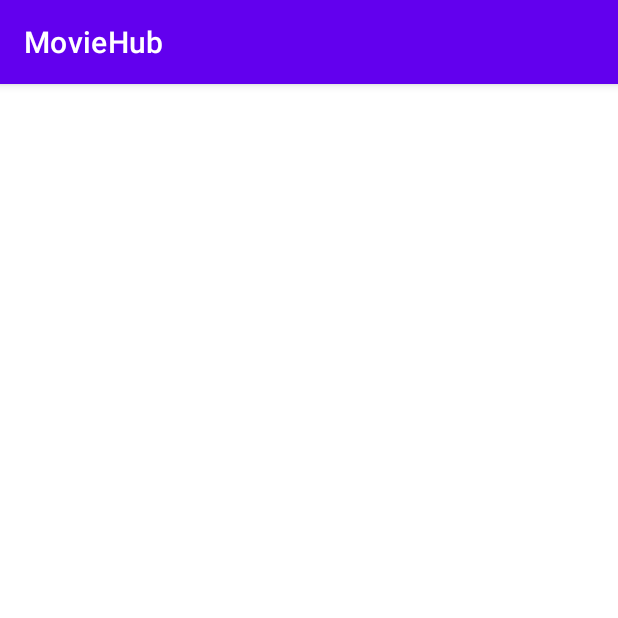
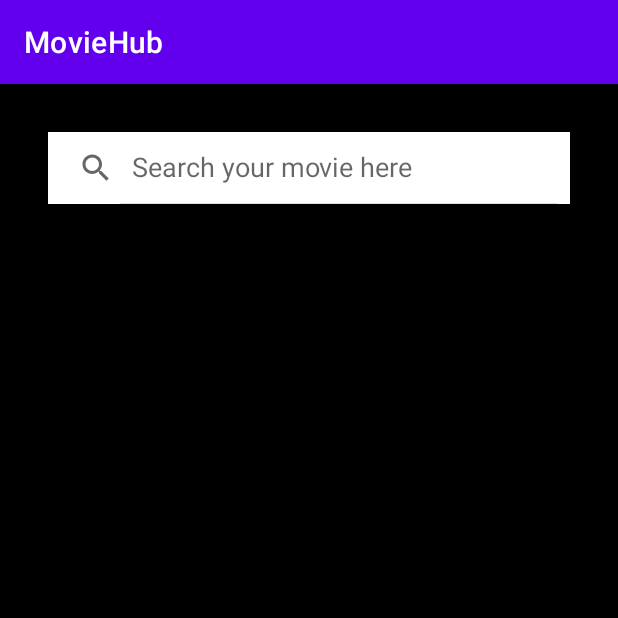
Before and after one commit to AlirezaGoshayesh/MovieHub, an Android app: the screen it shows after launch (MainActivity), on a phone screen of 412 x 824 dp, the top half of it. Run offline under Robolectric (Android 15) with nearby library versions, the phone set to English and light mode, and no system bars; our stand-ins replace Dagger/Hilt's generated code, data binding, paging; network calls fail; pictures from the network do not load.

```diff
--- a/app/src/main/java/com/test/moviehub/component/activities/MainActivity.kt
+++ b/app/src/main/java/com/test/moviehub/component/activities/MainActivity.kt
@@ -1,45 +1,16 @@
 package com.test.moviehub.component.activities
 
+import android.os.Bundle
 import androidx.appcompat.app.AppCompatActivity
-import android.os.Bundle
-import android.util.Log
-import androidx.activity.viewModels
-import androidx.lifecycle.Observer
-import androidx.lifecycle.lifecycleScope
-import androidx.recyclerview.widget.LinearLayoutManager
 import com.test.moviehub.R
-import com.test.moviehub.component.adapters.SearchResultsAdapter
-import com.test.moviehub.component.viewModels.SearchMoviesVM
-import com.vada.parents.component.viewModels.GetDetailsVM
 import dagger.hilt.android.AndroidEntryPoint
-import kotlinx.android.synthetic.main.activity_main.*
-import kotlinx.coroutines.Job
-import kotlinx.coroutines.flow.collectLatest
-import kotlinx.coroutines.launch
 
 @AndroidEntryPoint
 class MainActivity : AppCompatActivity() {
 
-    private val viewModel: SearchMoviesVM by viewModels()
-    private val viewModel2: GetDetailsVM by viewModels()
-    private var searchJob: Job? = null
-
     override fun onCreate(savedInstanceState: Bundle?) {
         super.onCreate(savedInstanceState)
         setContentView(R.layout.activity_main)
-        val adapter = SearchResultsAdapter()
-        rv.layoutManager = LinearLayoutManager(this)
-        rv.setHasFixedSize(true)
-        rv.adapter = adapter
-        viewModel2.children.observe(this, {
-            Log.d("sasdasdadasdasdasda", it.toString())
-        })
-        viewModel2.getDetails()
-        searchJob = lifecycleScope.launch {
-            viewModel.searchMovies("jack").collectLatest {
-                adapter.submitData(it)
-            }
-        }
     }
 
 }
--- a/app/src/main/java/com/test/moviehub/component/adapters/SearchResultsAdapter.kt
+++ b/app/src/main/java/com/test/moviehub/component/adapters/SearchResultsAdapter.kt
@@ -1,43 +1,55 @@
 package com.test.moviehub.component.adapters
 
 import android.annotation.SuppressLint
+import android.content.Context
+import android.graphics.drawable.Drawable
 import android.view.LayoutInflater
 import android.view.View
 import android.view.ViewGroup
+import android.widget.ImageView
+import androidx.databinding.BindingAdapter
 import androidx.paging.PagingDataAdapter
 import androidx.recyclerview.widget.DiffUtil
 import androidx.recyclerview.widget.RecyclerView
+import com.bumptech.glide.Glide
 import com.test.moviehub.R
 import com.test.moviehub.data.model.MovieResult
+import com.test.moviehub.databinding.ItemMoviewBinding
+import dagger.hilt.android.AndroidEntryPoint
 import kotlinx.android.synthetic.main.item_moview.view.*
+import javax.inject.Inject
 
-class SearchResultsAdapter :
-    PagingDataAdapter<MovieResult, SearchResultsAdapter.MovieResultViewHolder>(PassengersComparator) {
+class SearchResultsAdapter @Inject constructor() :
+    PagingDataAdapter<MovieResult, SearchResultsAdapter.MovieResultViewHolder>(
+        SearchResultsComparator
+    ) {
 
+    private lateinit var context: Context
     override fun onCreateViewHolder(
         parent: ViewGroup,
         viewType: Int
     ): MovieResultViewHolder {
+        context = parent.context
         return MovieResultViewHolder(
-            LayoutInflater.from(parent.context).inflate(R.layout.item_moview, parent, false)
+            ItemMoviewBinding.inflate(LayoutInflater.from(parent.context), parent, false)
         )
     }
 
 
     override fun onBindViewHolder(holder: MovieResultViewHolder, position: Int) {
         val item = getItem(position)
-        item?.let { holder.bindPassenger(it) }
+        item?.let { holder.bindMovie(it) }
     }
 
-    inner class MovieResultViewHolder(itemView: View) :
-        RecyclerView.ViewHolder(itemView) {
+    inner class MovieResultViewHolder(private val binding: ItemMoviewBinding) :
+        RecyclerView.ViewHolder(binding.root) {
         @SuppressLint("SetTextI18n")
-        fun bindPassenger(item: MovieResult) {
-            itemView.text.text = item.title
+        fun bindMovie(item: MovieResult) = with(binding) {
+            binding.movie = item
         }
     }
 
-    object PassengersComparator : DiffUtil.ItemCallback<MovieResult>() {
+    object SearchResultsComparator : DiffUtil.ItemCallback<MovieResult>() {
         override fun areItemsTheSame(oldItem: MovieResult, newItem: MovieResult): Boolean {
             return oldItem.id == newItem.id
         }
@@ -47,3 +59,14 @@ class SearchResultsAdapter :
         }
     }
 }
+
+@BindingAdapter("image")
+fun setImage(image: ImageView, imageUrl: String?) {
+    if (!imageUrl.isNullOrEmpty()) {
+        Glide.with(image.context).load(image.context.getString(R.string.image_base_url) + imageUrl)
+            //TODO .placeholder()
+            .into(image)
+    } else {
+        //TODO image.setImageDrawable(placeHolder)
+    }
+}
--- /dev/null
+++ b/app/src/main/java/com/test/moviehub/component/fragments/SearchFragment.kt
@@ -0,0 +1,43 @@
+package com.test.moviehub.component.fragments
+
+import android.os.Bundle
+import android.view.View
+import androidx.fragment.app.Fragment
+import androidx.fragment.app.viewModels
+import androidx.lifecycle.lifecycleScope
+import androidx.recyclerview.widget.GridLayoutManager
+import androidx.recyclerview.widget.LinearLayoutManager
+import com.test.moviehub.R
+import com.test.moviehub.component.adapters.SearchResultsAdapter
+import com.test.moviehub.component.viewModels.SearchMoviesVM
+import dagger.hilt.android.AndroidEntryPoint
+import kotlinx.android.synthetic.main.fragment_search.*
+import kotlinx.coroutines.Job
+import kotlinx.coroutines.flow.collectLatest
+import kotlinx.coroutines.launch
+import javax.inject.Inject
+
+@AndroidEntryPoint
+class SearchFragment : Fragment(R.layout.fragment_search) {
+
+    @Inject
+    lateinit var searchResultsAdapter: SearchResultsAdapter
+    private val searchMoviesVM: SearchMoviesVM by viewModels()
+    private var searchJob: Job? = null
+
+    override fun onViewCreated(view: View, savedInstanceState: Bundle?) {
+        super.onViewCreated(view, savedInstanceState)
+        parseView()
+    }
+
+    private fun parseView() {
+        rv.layoutManager = GridLayoutManager(requireContext(), 2)
+        rv.setHasFixedSize(true)
+        rv.adapter = searchResultsAdapter
+        searchJob = lifecycleScope.launch {
+            searchMoviesVM.searchMovies("jack").collectLatest {
+                searchResultsAdapter.submitData(it)
+            }
+        }
+    }
+}
--- a/app/src/main/res/layout/activity_main.xml
+++ b/app/src/main/res/layout/activity_main.xml
@@ -1,18 +1,20 @@
 <?xml version="1.0" encoding="utf-8"?>
-<androidx.constraintlayout.widget.ConstraintLayout xmlns:android="http://schemas.android.com/apk/res/android"
+<layout xmlns:android="http://schemas.android.com/apk/res/android">
+
+    <androidx.constraintlayout.widget.ConstraintLayout
         xmlns:app="http://schemas.android.com/apk/res-auto"
         xmlns:tools="http://schemas.android.com/tools"
         android:layout_width="match_parent"
         android:layout_height="match_parent"
         tools:context=".component.activities.MainActivity">
 
-    <androidx.recyclerview.widget.RecyclerView
-        android:id="@+id/rv"
+        <androidx.fragment.app.FragmentContainerView
+            android:id="@+id/navHostFragment"
+            android:name="androidx.navigation.fragment.NavHostFragment"
             android:layout_width="match_parent"
             android:layout_height="match_parent"
-        app:layout_constraintBottom_toBottomOf="parent"
-        app:layout_constraintEnd_toEndOf="parent"
-        app:layout_constraintStart_toStartOf="parent"
-        app:layout_constraintTop_toTopOf="parent" />
+            app:defaultNavHost="true"
+            app:navGraph="@navigation/nav_main" />
 
     </androidx.constraintlayout.widget.ConstraintLayout>
+</layout>
--- /dev/null
+++ b/app/src/main/res/layout/fragment_search.xml
@@ -0,0 +1,36 @@
+<?xml version="1.0" encoding="utf-8"?>
+<layout xmlns:android="http://schemas.android.com/apk/res/android">
+
+    <androidx.constraintlayout.widget.ConstraintLayout
+        xmlns:tools="http://schemas.android.com/tools"
+        android:layout_width="match_parent"
+        android:layout_height="match_parent"
+        xmlns:app="http://schemas.android.com/apk/res-auto"
+        android:background="@color/black"
+        tools:context=".component.fragments.SearchFragment">
+
+        <SearchView
+            android:id="@+id/sv"
+            android:layout_width="0dp"
+            android:layout_height="wrap_content"
+            android:queryHint="Search your movie here"
+            android:iconifiedByDefault="false"
+            app:layout_constraintTop_toTopOf="parent"
+            app:layout_constraintStart_toStartOf="parent"
+            app:layout_constraintEnd_toEndOf="parent"
+            android:layout_margin="@dimen/margin_xx_large"
+            android:background="@color/white" />
+
+        <androidx.recyclerview.widget.RecyclerView
+            android:id="@+id/rv"
+            android:layout_width="0dp"
+            android:layout_height="0dp"
+            app:layout_constraintStart_toStartOf="@id/sv"
+            app:layout_constraintEnd_toEndOf="@id/sv"
+            app:layout_constraintTop_toBottomOf="@id/sv"
+            app:layout_constraintBottom_toBottomOf="parent"
+            android:layout_marginTop="@dimen/margin_xx_large"
+            android:layout_marginBottom="@dimen/margin_xx_large"/>
+
+    </androidx.constraintlayout.widget.ConstraintLayout>
+</layout>
--- /dev/null
+++ b/app/src/main/res/navigation/nav_main.xml
@@ -0,0 +1,14 @@
+<?xml version="1.0" encoding="utf-8"?>
+<navigation xmlns:android="http://schemas.android.com/apk/res/android"
+    xmlns:app="http://schemas.android.com/apk/res-auto"
+    xmlns:tools="http://schemas.android.com/tools"
+    android:id="@+id/main_navigation"
+    app:startDestination="@id/fragment_main">
+
+    <fragment
+        android:id="@+id/fragment_main"
+        android:name="com.test.moviehub.component.fragments.SearchFragment"
+        android:label="@string/searchFragment"
+        tools:layout="@layout/fragment_search" />
+
+</navigation>
--- a/app/src/main/res/values/colors.xml
+++ b/app/src/main/res/values/colors.xml
@@ -7,4 +7,5 @@
     <color name="teal_700">#FF018786</color>
     <color name="black">#FF000000</color>
     <color name="white">#FFFFFFFF</color>
+    <color name="trans_black">#BF000000</color>
 </resources>
--- a/app/src/main/res/values/strings.xml
+++ b/app/src/main/res/values/strings.xml
@@ -1,4 +1,8 @@
 <resources>
     <string name="app_name">MovieHub</string>
     <string name="base_url">https://api.themoviedb.org/3/</string>
+    <string name="image_base_url">https://image.tmdb.org/t/p/w500</string>
+    <!-- TODO: Remove or change this placeholder text -->
+    <string name="hello_blank_fragment">Hello blank fragment</string>
+    <string name="searchFragment">Search Fragment</string>
 </resources>
```
Also changed, not shown: app/src/main/java/com/test/moviehub/utils/NetworkConnection.kt (deleted, +0 -71 lines), app/src/main/res/layout/item_moview.xml (+38 -6 lines), app/src/main/res/values/dimens.xml (added, +22 -0 lines), 540 other files. Lines whose indentation alone changed are shown as unchanged.
